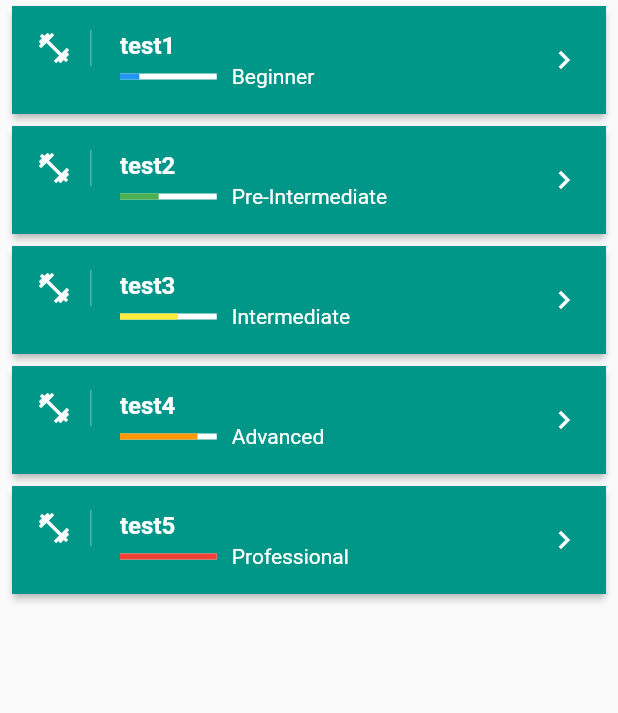
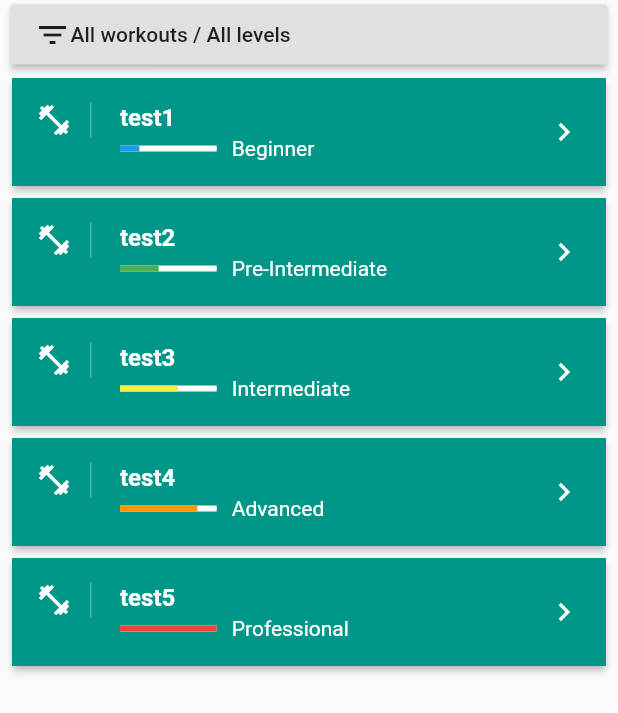
Before and after one commit to INVISIBLE5130/ishfit, a Flutter app: the WorkoutsList widget shown alone on an empty page, opened directly, on a phone screen of 412 x 824 dp. Shown: the top 713 px of the screen. Run offline on Flutter 3.47's test engine with Material 2 defaults, Android fonts, the phone set to English and light mode, and no system bars; our stand-ins replace curved_navigation_bar, firebase_auth, fluttertoast; accounts and stored records are empty.

Commit message:
Added filter UI && customized navBar

```diff
--- a/lib/components/workoutList.dart
+++ b/lib/components/workoutList.dart
@@ -1,7 +1,18 @@
 import 'package:first_flutter_app/domain/workout.dart';
 import 'package:flutter/material.dart';
 
-class WorkoutsList extends StatelessWidget {
+class WorkoutsList extends StatefulWidget {
+  @override
+  _WorkoutsListState createState() => _WorkoutsListState();
+}
+
+class _WorkoutsListState extends State<WorkoutsList> {
+  @override
+  void initState() {
+    clearFilter();
+    super.initState();
+  }
+
   final workouts = <Workout>[
     Workout(
         title: 'test1',
@@ -35,9 +46,43 @@ class WorkoutsList extends StatelessWidget {
     )
   ];
 
+  var filterMyWorkouts = false;
+  var filterTitle = '';
+  var filterTitleController = TextEditingController();
+  var filterLevel = 'All levels';
+
+  var filterText = '';
+  var filterHeight = 0.0;
+
+  List<Workout> filter() {
+    setState(() {
+      filterText = filterMyWorkouts ? 'My workouts ' : 'All workouts';
+      filterText += filterLevel;
+      if(filterTitle.isNotEmpty) filterText += '/' + filterTitle;
+      filterHeight = 0;
+    });
+
+    var list = workouts;
+    return list;
+  }
+
+  List<Workout> clearFilter() {
+    setState(() {
+      filterText = 'All workouts / All levels';
+      filterMyWorkouts = false;
+      filterTitle = '';
+      filterLevel = 'All levels';
+      filterTitleController.clear();
+      filterHeight = 0;
+    });
+
+    var list = workouts;
+    return list;
+  }
+
   @override
   Widget build(BuildContext context) {
-    return Container(
+    var workoutsList = Expanded(
       child: ListView.builder(
           itemCount: workouts.length,
           itemBuilder: (context, i){
@@ -68,6 +113,120 @@ class WorkoutsList extends StatelessWidget {
             );
           }
       ),
+    );
+
+    var filterInfo = Container(
+      margin: EdgeInsets.only(top: 3, left: 7, right: 7, bottom: 5),
+      decoration: BoxDecoration(color: Colors.white.withOpacity(0.5)),
+      height: 40,
+      child: RaisedButton(
+        child: Row(
+          children: <Widget>[
+            Icon(Icons.filter_list),
+            Text(
+              filterText,
+              style: TextStyle(),
+              overflow: TextOverflow.ellipsis,
+            ),
+          ],
+        ),
+        onPressed: () {
+          setState(() {
+            filterHeight = (filterHeight == 0.0 ? 280.0 : 0.0);
+          });
+        },
+      ),
+    );
+
+    var levelMenuItems = <String>[
+      'All levels',
+      'Beginner',
+      'Pre-Intermediate',
+      'Intermediate',
+      'Advanced',
+      'Professional'
+    ].map((String value) {
+      return new DropdownMenuItem<String>(
+        value: value,
+        child: new Text(value),
+      );
+    }).toList();
+
+    var filterForm = AnimatedContainer(
+      margin: EdgeInsets.symmetric(vertical: 0.0, horizontal: 7),
+      child: Card(
+        child: Padding(
+          padding: const EdgeInsets.all(8.0),
+          child: Column(
+            children: [
+              SwitchListTile(
+                title: const Text('My workouts'),
+                value: filterMyWorkouts,
+                onChanged: (bool val) => setState(() => filterMyWorkouts = val)
+              ),
+              DropdownButtonFormField<String>(
+                decoration: const InputDecoration(
+                  labelText: 'Level'
+                ),
+                items: levelMenuItems,
+                value: filterLevel,
+                onChanged: (String val) => setState(() => filterTitle = val),
+              ),
+              TextFormField(
+                controller: filterTitleController,
+                decoration: const InputDecoration(labelText: 'Title'),
+                onChanged: (String val) => setState(() => filterTitle = val),
+              ),
+              Row(
+                children: <Widget>[
+                  Expanded(
+                    flex: 1,
+                    child: RaisedButton(
+                      onPressed: () {
+                        filter();
+                      },
+                      child: Text(
+                        'Apply',
+                        style: TextStyle(
+                          color: Colors.white
+                        ),
+                      ),
+                      color: Theme.of(context).primaryColor,
+                    ),
+                  ),
+                  SizedBox(width: 10),
+                  Expanded(
+                    flex: 1,
+                    child: RaisedButton(
+                      onPressed: () {
+                        clearFilter();
+                      },
+                      child: Text(
+                        'Clear',
+                        style: TextStyle(
+                          color: Colors.white
+                        ),
+                      ),
+                      color: Colors.red,
+                    ),
+                  )
+                ],
+              )
+            ],
+          ),
+        ),
+      ),
+      duration: const Duration(milliseconds: 400),
+      curve: Curves.fastOutSlowIn,
+      height: filterHeight,
+    );
+
+    return Column(
+      children: <Widget>[
+        filterInfo,
+        filterForm,
+        workoutsList,
+      ],
     );
   }
 }
--- a/pubspec.yaml
+++ b/pubspec.yaml
@@ -32,6 +32,7 @@ dependencies:
   cloud_firestore: ^0.13.7
   provider: ^4.3.1
   fluttertoast: ^7.0.1
+  curved_navigation_bar: ^0.3.3
 
 dev_dependencies:
   flutter_test:
```
Also changed, not shown: lib/components/activeWorkouts.dart (added, +10 -0 lines), lib/screens/home.dart (+21 -33 lines), pubspec.lock.
